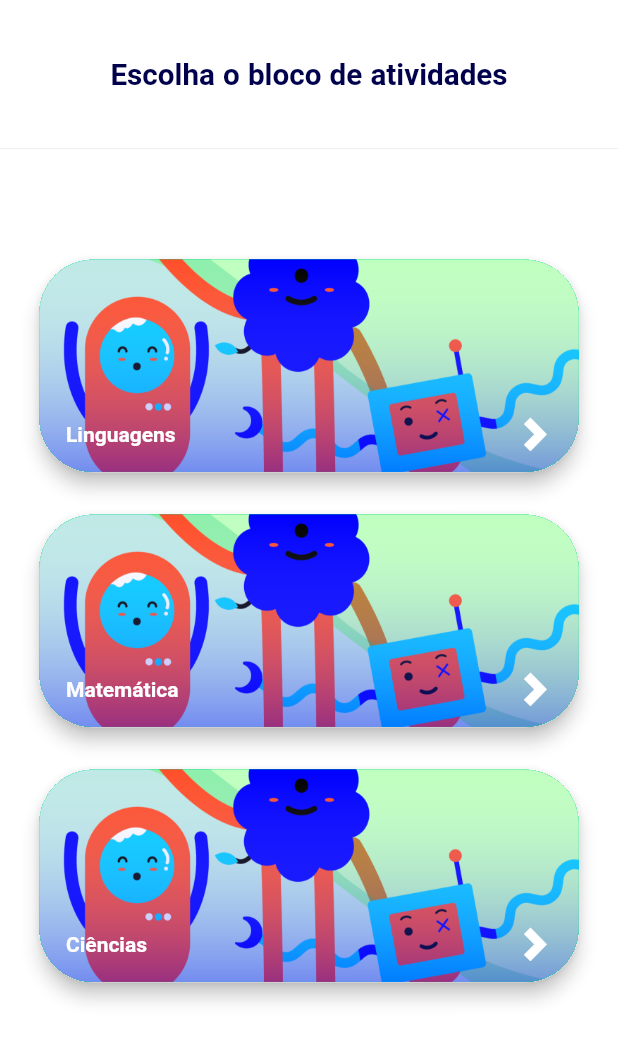
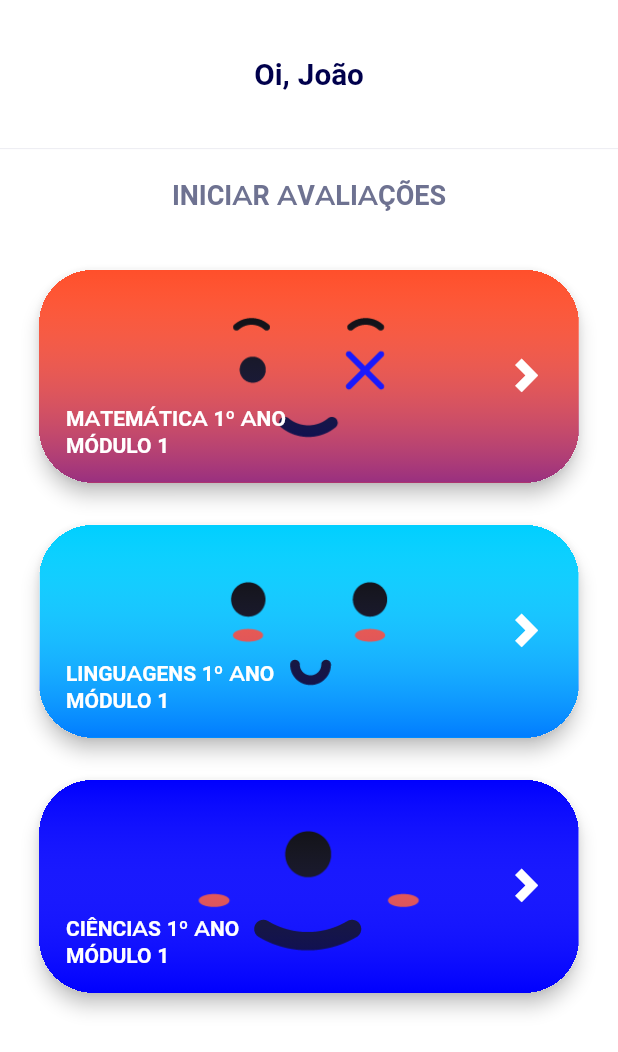
Before and after one commit to ipti/br.ipti.org.synapseedu.app, a Flutter app: the BlockSelection screen opened by its route, on a phone screen of 412 x 824 dp. Shown: the top 1052 px of the screen. Run offline on Flutter 3.47's test engine with Material 2 defaults, Android fonts, the phone set to English and light mode, and no system bars; our stand-ins replace audioplayers, dio, file, flutter_riverpod, google_fonts, googleapis_auth and 6 more; missing offline and left inert: fdottedline, flutter_audio_recorder, flutter_inappwebview, googleapis, qr_code_scanner, twilio_phone_verify; accounts and stored records are empty; network calls fail; key blocks and very long unbroken strings in the code were emptied for the run.

Commit message:
enviando alterações para o XP

```diff
--- a/lib/activity_selection/block_selection_view.dart
+++ b/lib/activity_selection/block_selection_view.dart
@@ -6,6 +6,7 @@ import 'package:shared_preferences/shared_preferences.dart';
 
 class BlockSelection extends StatefulWidget {
   static const routeName = '/block-selection';
+
   @override
   _BlockSelectionState createState() => _BlockSelectionState();
 }
@@ -48,15 +49,28 @@ class _BlockSelectionState extends State<BlockSelection> {
       backgroundColor: Colors.white,
       body: Column(
         children: [
-          initTitle(
-              text: "Escolha o bloco de atividades",
-              heightScreen: heightScreen,
-              bottomMargin: 36),
+          initTitle(text: "Oi, João", heightScreen: heightScreen, bottomMargin: 20),
+          Text('INICIAR AVALIAÇÕES', style: TextStyle(color: Color(0XFF6E7291), fontWeight: FontWeight.bold, fontFamily: "ElessonIconLib", fontSize: 18)),
           SizedBox(height: 36.0),
-          ElessonCardWidget(
+          !mathOk ? ElessonCardWidget(
+            blockDone: mathOk,
+            backgroundImage: "assets/img/mate.png",
+            text: "MATEMÁTICA 1º ANO",
+            textModulo: 'MÓDULO 1',
+            screenWidth: widthScreen,
+            onTap: (value) {
+              if (mathOk == false)
+                redirectToQuestion(0, '2');
+              else
+                print("Você já fez essa tarefinha!");
+            },
+            context: context,
+          ) : Container(),
+          !langOk ? ElessonCardWidget(
             blockDone: langOk,
-            backgroundImage: "assets/img/cover.png",
-            text: "Linguagens",
+            backgroundImage: "assets/img/ling.png",
+            text: "LINGUAGENS 1º ANO",
+            textModulo: 'MÓDULO 1',
             screenWidth: widthScreen,
             onTap: (value) {
               if (langOk == false)
@@ -65,11 +79,27 @@ class _BlockSelectionState extends State<BlockSelection> {
                 print("Você já fez essa tarefinha!");
             },
             context: context,
-          ),
-          ElessonCardWidget(
+          ): Container(),
+          !sciOk ? ElessonCardWidget(
+            blockDone: sciOk,
+            backgroundImage: "assets/img/cien.png",
+            text: "CIÊNCIAS 1º ANO",
+            textModulo: 'MÓDULO 1',
+            screenWidth: widthScreen,
+            onTap: (value) {
+              // if (sciOk == false) redirectToQuestion(0, '3');
+              // else print("Você já fez essa tarefinha!");
+              print("Este bloco estará disponível em breve!");
+            },
+            context: context,
+          ): Container(),
+          mathOk == true || sciOk == true || langOk == true ? Text('INICIAR AVALIAÇÕES', style: TextStyle(color: Color(0XFF6E7291), fontWeight: FontWeight.bold, fontFamily: "ElessonIconLib", fontSize: 18)) : Container(),
+          SizedBox(height: 10.0),
+          mathOk ? ElessonCardWidget(
             blockDone: mathOk,
-            backgroundImage: "assets/img/cover.png",
-            text: "Matemática",
+            backgroundImage: "assets/img/mate.png",
+            text: "MATEMÁTICA 1º ANO",
+            textModulo: 'MÓDULO 1',
             screenWidth: widthScreen,
             onTap: (value) {
               if (mathOk == false)
@@ -78,11 +108,26 @@ class _BlockSelectionState extends State<BlockSelection> {
                 print("Você já fez essa tarefinha!");
             },
             context: context,
-          ),
-          ElessonCardWidget(
+          ) : Container(),
+          langOk ? ElessonCardWidget(
+            blockDone: langOk,
+            backgroundImage: "assets/img/ling.png",
+            text: "LINGUAGENS 1º ANO",
+            textModulo: 'MÓDULO 1',
+            screenWidth: widthScreen,
+            onTap: (value) {
+              if (langOk == false)
+                redirectToQuestion(0, '1');
+              else
+                print("Você já fez essa tarefinha!");
+            },
+            context: context,
+          ): Container(),
+          sciOk ? ElessonCardWidget(
             blockDone: sciOk,
-            backgroundImage: "assets/img/cover.png",
-            text: "Ciências",
+            backgroundImage: "assets/img/cien.png",
+            text: "CIÊNCIAS 1º ANO",
+            textModulo: 'MÓDULO 1',
             screenWidth: widthScreen,
             onTap: (value) {
               // if (sciOk == false) redirectToQuestion(0, '3');
@@ -90,7 +135,7 @@ class _BlockSelectionState extends State<BlockSelection> {
               print("Este bloco estará disponível em breve!");
             },
             context: context,
-          ),
+          ): Container(),
         ],
       ),
     );
--- a/lib/share/question_widgets.dart
+++ b/lib/share/question_widgets.dart
@@ -94,8 +94,7 @@ getCobjectList(String disciplineId) async {
 //   return cobjectIdList;
 // }
 
-getCobject(int listQuestionIndex, BuildContext context,
-    List<String> cobjectIdList) async {
+getCobject(int listQuestionIndex, BuildContext context, List<String> cobjectIdList) async {
   // print('cobjectIdList: $cobjectIdList and ${cobjectIdList.length}');
   int cobjectIdListLength = cobjectIdList.length;
   cobjectList.clear();
@@ -116,54 +115,20 @@ getCobject(int listQuestionIndex, BuildContext context,
         // //todo aqui temos o novaigator levando para o PRE usando IA de imagem
         // Navigator.of(context)
         //     .pushNamedAndRemoveUntil(PreImgIa.routeName, ModalRoute.withName(StartAndSendTest.routeName), arguments: ScreenArguments(cobjectList, 0, 'PRE', listQuestionIndex));
-        Navigator.of(context).pushNamedAndRemoveUntil(
-            SingleLineTextQuestion.routeName,
-            ModalRoute.withName(StartAndSendTest.routeName),
-            arguments: ScreenArguments(
-                cobjectList,
-                cobjectIdList,
-                cobjectIdListLength,
-                cobjectList[0].questions.length,
-                0,
-                'PRE',
-                listQuestionIndex));
+        Navigator.of(context).pushNamedAndRemoveUntil(SingleLineTextQuestion.routeName, ModalRoute.withName(StartAndSendTest.routeName),
+            arguments: ScreenArguments(cobjectList, cobjectIdList, cobjectIdListLength, cobjectList[0].questions.length, 0, 'PRE', listQuestionIndex));
         break;
       case 'DDROP':
-        Navigator.of(context).pushNamedAndRemoveUntil(DragAndDrop.routeName,
-            ModalRoute.withName(StartAndSendTest.routeName),
-            arguments: ScreenArguments(
-                cobjectList,
-                cobjectIdList,
-                cobjectIdListLength,
-                cobjectList[0].questions.length,
-                0,
-                'DDROP',
-                listQuestionIndex));
+        Navigator.of(context).pushNamedAndRemoveUntil(DragAndDrop.routeName, ModalRoute.withName(StartAndSendTest.routeName),
+            arguments: ScreenArguments(cobjectList, cobjectIdList, cobjectIdListLength, cobjectList[0].questions.length, 0, 'DDROP', listQuestionIndex));
         break;
       case 'MTE':
-        Navigator.of(context).pushNamedAndRemoveUntil(
-            MultipleChoiceQuestion.routeName,
-            ModalRoute.withName(StartAndSendTest.routeName),
-            arguments: ScreenArguments(
-                cobjectList,
-                cobjectIdList,
-                cobjectIdListLength,
-                cobjectList[0].questions.length,
-                0,
-                'MTE',
-                listQuestionIndex));
+        Navigator.of(context).pushNamedAndRemoveUntil(MultipleChoiceQuestion.routeName, ModalRoute.withName(StartAndSendTest.routeName),
+            arguments: ScreenArguments(cobjectList, cobjectIdList, cobjectIdListLength, cobjectList[0].questions.length, 0, 'MTE', listQuestionIndex));
         break;
       case 'TXT':
-        Navigator.of(context).pushNamedAndRemoveUntil(TextQuestion.routeName,
-            ModalRoute.withName(StartAndSendTest.routeName),
-            arguments: ScreenArguments(
-                cobjectList,
-                cobjectIdList,
-                cobjectIdListLength,
-                cobjectList[0].questions.length,
-                0,
-                'TXT',
-                listQuestionIndex));
+        Navigator.of(context).pushNamedAndRemoveUntil(TextQuestion.routeName, ModalRoute.withName(StartAndSendTest.routeName),
+            arguments: ScreenArguments(cobjectList, cobjectIdList, cobjectIdListLength, cobjectList[0].questions.length, 0, 'TXT', listQuestionIndex));
         break;
     }
   });
@@ -197,8 +162,7 @@ Widget soundButton(BuildContext context, Question question) {
       : null;
 }
 
-void submitLogic(BuildContext context, int questionIndex, int listQuestionIndex,
-    String questionType,
+void submitLogic(BuildContext context, int questionIndex, int listQuestionIndex, String questionType,
     {String pieceId,
     bool isCorrect,
     int finalTime,
@@ -213,65 +177,27 @@ void submitLogic(BuildContext context, int questionIndex, int listQuestionIndex,
   if (questionIndex < cobjectQuestionsLength && questionType != 'TXT') {
     switch (questionType) {
       case 'PRE':
-        Navigator.of(context).pushReplacementNamed(
-            SingleLineTextQuestion.routeName,
-            arguments: ScreenArguments(
-                cobjectList,
-                cobjectIdList,
-                cobjectIdListLength,
-                cobjectQuestionsLength,
-                questionIndex,
-                'PRE',
-                listQuestionIndex));
+        Navigator.of(context).pushReplacementNamed(SingleLineTextQuestion.routeName,
+            arguments: ScreenArguments(cobjectList, cobjectIdList, cobjectIdListLength, cobjectQuestionsLength, questionIndex, 'PRE', listQuestionIndex));
         break;
       case 'DDROP':
         Navigator.of(context).pushReplacementNamed(DragAndDrop.routeName,
-            arguments: ScreenArguments(
-                cobjectList,
-                cobjectIdList,
-                cobjectIdListLength,
-                cobjectQuestionsLength,
-                questionIndex,
-                'DDROP',
-                listQuestionIndex));
+            arguments: ScreenArguments(cobjectList, cobjectIdList, cobjectIdListLength, cobjectQuestionsLength, questionIndex, 'DDROP', listQuestionIndex));
         break;
       case 'MTE':
-        Navigator.of(context).pushReplacementNamed(
-            MultipleChoiceQuestion.routeName,
-            arguments: ScreenArguments(
-                cobjectList,
-                cobjectIdList,
-                cobjectIdListLength,
-                cobjectQuestionsLength,
-                questionIndex,
-                'MTE',
-                listQuestionIndex));
+        Navigator.of(context).pushReplacementNamed(MultipleChoiceQuestion.routeName,
+            arguments: ScreenArguments(cobjectList, cobjectIdList, cobjectIdListLength, cobjectQuestionsLength, questionIndex, 'MTE', listQuestionIndex));
         break;
     }
-  } else if (questionType == 'TXT' &&
-      indexTextQuestion < cobjectQuestionsLength) {
+  } else if (questionType == 'TXT' && indexTextQuestion < cobjectQuestionsLength) {
     if (questionIndex == 0) {
       indexTextQuestion = 0;
       Navigator.of(context).pushReplacementNamed(TextQuestion.routeName,
-          arguments: ScreenArguments(
-              cobjectList,
-              cobjectIdList,
-              cobjectIdListLength,
-              cobjectQuestionsLength,
-              questionIndex,
-              'TXT',
-              listQuestionIndex));
+          arguments: ScreenArguments(cobjectList, cobjectIdList, cobjectIdListLength, cobjectQuestionsLength, questionIndex, 'TXT', listQuestionIndex));
     } else {
       print('Índice da questão: $indexTextQuestion');
       Navigator.of(context).pushNamed(TextQuestion.routeName,
-          arguments: ScreenArguments(
-              cobjectList,
-              cobjectIdList,
-              cobjectIdListLength,
-              cobjectQuestionsLength,
-              indexTextQuestion,
-              'TXT',
-              listQuestionIndex));
+          arguments: ScreenArguments(cobjectList, cobjectIdList, cobjectIdListLength, cobjectQuestionsLength, indexTextQuestion, 'TXT', listQuestionIndex));
     }
   } else {
     if (questionType == 'TXT') {
@@ -312,28 +238,14 @@ void submitLogic(BuildContext context, int questionIndex, int listQuestionIndex,
       }
 
       // Navigator.of(context).pushReplacementNamed("/");
-      Navigator.of(context).pushReplacementNamed(
-          BlockConclusionScreen.routeName,
-          arguments: BlockConclusionArguments(
-              discipline: discipline.toUpperCase(), year: year));
+      Navigator.of(context).pushReplacementNamed(BlockConclusionScreen.routeName, arguments: BlockConclusionArguments(discipline: discipline.toUpperCase(), year: year));
       // }
     }
   }
 }
 
-Widget submitAnswer(
-    BuildContext context,
-    List<Cobject> cobjectList,
-    String questionType,
-    int questionIndex,
-    int listQuestionIndex,
-    String pieceId,
-    bool isCorrect,
-    {String groupId,
-    String value,
-    List<String> cobjectIdList,
-    int cobjectIdListLength,
-    int cobjectQuestionsLength}) {
+Widget submitAnswer(BuildContext context, List<Cobject> cobjectList, String questionType, int questionIndex, int listQuestionIndex, String pieceId, bool isCorrect,
+    {String groupId, String value, List<String> cobjectIdList, int cobjectIdListLength, int cobjectQuestionsLength}) {
   double screenHeight = MediaQuery.of(context).size.height;
   double buttonHeight = 48 > screenHeight * 0.0656 ? 48 : screenHeight * 0.0656;
   double minButtonWidth = MediaQuery.of(context).size.width < 411 ? 180 : 259;
@@ -362,13 +274,12 @@ Widget submitAnswer(
           ),
         ),
         onPressed: () {
-
           timeEnd = DateTime.now().millisecondsSinceEpoch;
 
-          print('tempo de diferença ${timeEnd-timeStart}');
+          print('tempo de diferença ${timeEnd - timeStart}');
           // modifiquei para funcionar.
-          Answer().sendAnswerToApi(pieceId, isCorrect, timeEnd,
-              intervalResolution: timeEnd-timeStart, groupId: groupId != null ? groupId : "", value: value != null ? value : "");
+          Answer()
+              .sendAnswerToApi(pieceId, isCorrect, timeEnd, intervalResolution: timeEnd - timeStart, groupId: groupId != null ? groupId : "", value: value != null ? value : "");
           // Answer().sendAnswerToApi(
           //   pieceId,
           //   isCorrect,
@@ -402,7 +313,9 @@ class ElessonCardWidget extends StatelessWidget {
   Function onTap;
   double screenWidth;
   String text;
+  String textModulo;
   BuildContext context;
+
   ElessonCardWidget({
     Key key,
     this.blockDone,
@@ -410,6 +323,7 @@ class ElessonCardWidget extends StatelessWidget {
     this.onTap,
     this.screenWidth,
     this.text,
+    this.textModulo = '',
     this.context,
   }) : super(key: key);
 
@@ -427,10 +341,10 @@ class ElessonCardWidget extends StatelessWidget {
           clipBehavior: Clip.hardEdge,
           shape: RoundedRectangleBorder(
             borderRadius: BorderRadius.circular(36.0),
-            side: BorderSide(
-              width: blockDone ? 4 : 0,
-              color: Color.fromRGBO(0, 220, 140, 0.4),
-            ),
+            // side: BorderSide(
+            //   width: blockDone ? 4 : 0,
+            //   color: Color.fromRGBO(0, 220, 140, 0.4),
+            // ),
           ),
           elevation: 5,
           margin: EdgeInsets.only(left: 24, right: 24, bottom: 24),
@@ -441,7 +355,8 @@ class ElessonCardWidget extends StatelessWidget {
                 fit: BoxFit.cover,
                 width: screenWidth,
               ),
-              Container(
+              !blockDone
+                  ? Container(
                       height: 166.0,
                       decoration: BoxDecoration(
                         gradient: LinearGradient(
@@ -454,28 +369,42 @@ class ElessonCardWidget extends StatelessWidget {
                           ],
                         ),
                       ),
+                    )
+                  : Container(
+                      height: 166.0,
+                      decoration: BoxDecoration(
+                        color: Colors.white.withOpacity(0.6),
+                      ),
                     ),
               Container(
-                margin: EdgeInsets.only(left: 18, right: 18, top: 105),
+                margin: EdgeInsets.only(left: 18, right: 18, top: 90),
                 child: Row(
                   mainAxisAlignment: MainAxisAlignment.spaceBetween,
                   children: [
+                    Column(
+                      crossAxisAlignment: CrossAxisAlignment.start,
+                      children: [
                         Text(
                           text,
-                      style: TextStyle(
-                          color: blockDone
-                              ? Color.fromRGBO(0, 220, 140, 1)
-                              : Colors.white,
-                          fontWeight: FontWeight.bold,
-                          fontFamily: "ElessonIconLib"),
+                          style: TextStyle(color: Colors.white, fontWeight: FontWeight.bold, fontFamily: "ElessonIconLib"),
                         ),
-                    Icon(
-                      ElessonIconLib.chevron_right,
-                      color: blockDone
-                          ? Color.fromRGBO(0, 220, 140, 1)
-                          : Colors.white,
+                        Text(
+                          textModulo,
+                          style: TextStyle(color: Colors.white, fontWeight: FontWeight.bold, fontFamily: "ElessonIconLib"),
                         ),
                       ],
+                    ),
+                  ],
+                ),
+              ),
+              Container(
+                margin: EdgeInsets.only(left: MediaQuery.of(context).size.width * 0.7),
+                alignment: Alignment.centerRight,
+                child: Center(
+                  child: Icon(
+                    ElessonIconLib.chevron_right,
+                    color: Colors.white,
+                  ),
                 ),
               )
             ],
@@ -487,40 +416,26 @@ class ElessonCardWidget extends StatelessWidget {
 }
 
 Future<String> scan(BuildContext context) async {
-  String returnedValue = await Navigator.push(
-      context,
-      new MaterialPageRoute(
-          builder: (BuildContext context) => new QrCodeReader()));
+  String returnedValue = await Navigator.push(context, new MaterialPageRoute(builder: (BuildContext context) => new QrCodeReader()));
   //todo implementar aqui direcionamento pra aluma pagina se for preciso (OBS: Tem que ser antes do retorno pra não bugar)
   return returnedValue;
 }
 
-Future<void> sendMetaData(
-    {String pieceId,
-    String groupId,
-    int finalTime,
-    int intervalResolution,
-    String value,
-    bool isCorrect}) async {
+Future<void> sendMetaData({String pieceId, String groupId, int finalTime, int intervalResolution, String value, bool isCorrect}) async {
   print("tentando enviar metadata");
   print(isCorrect);
   try {
-    var response = await http.post(
-        "http://app.elesson.com.br/api-synapse/synapse/performance/actor/save",
-        body: {
+    var response = await http.post("http://app.elesson.com.br/api-synapse/synapse/performance/actor/save", body: {
       "mode": "proficiency", //ok
       "piece_id": pieceId, //ok
       "group_id": groupId, //ok
       "actor_id": "5", //ok (mockado)
-          "final_time": finalTime
-              .toString(), //ok // pode ser que precise colocar um .toString()
-          "interval_resolution": intervalResolution
-              .toString(), //ok // pode ser que precise colocar um .toString()
+      "final_time": finalTime.toString(), //ok // pode ser que precise colocar um .toString()
+      "interval_resolution": intervalResolution.toString(), //ok // pode ser que precise colocar um .toString()
       "value": value != null ? value : "",
       "iscorrect": isCorrect.toString(),
       "isMetadata": "true"
-        },
-        headers: {
+    }, headers: {
       HttpHeaders.contentTypeHeader: "application/x-www-form-urlencoded"
     });
   } catch (e) {
@@ -552,13 +467,7 @@ double double5LoadingPercent = 0;
 double double6LoadingPercent = 0;
 double current = 0;
 // ignore: non_constant_identifier_names, missing_return
-Widget LoadingGestureDetector(
-    {Widget child,
-    Function onLongPress,
-    Function setState,
-    int definedPosition,
-    double widthScreen,
-    bool enableMargin}) {
+Widget LoadingGestureDetector({Widget child, Function onLongPress, Function setState, int definedPosition, double widthScreen, bool enableMargin}) {
   switch (definedPosition) {
     case 1:
       current = double1LoadingPercent;
--- a/lib/template_questoes/PRE_IMG_IA.dart
+++ b/lib/template_questoes/PRE_IMG_IA.dart
@@ -31,7 +31,7 @@ class _PreImgIaState extends State<PreImgIa> {
   Response retorno;
 
   var cobjectList = new List<Cobject>();
-  int questionIndex;
+  int questionIndex = 0;
   int listQuestionIndex;
 
   double opacityFaleAgora = 0;
```
Also changed, not shown: lib/login/models/aluno_model.dart (+79 -0 lines), assets/img/cien.png (added), assets/img/ling.png (added), assets/img/mate.png (added). Lines whose indentation alone changed are shown as unchanged.
